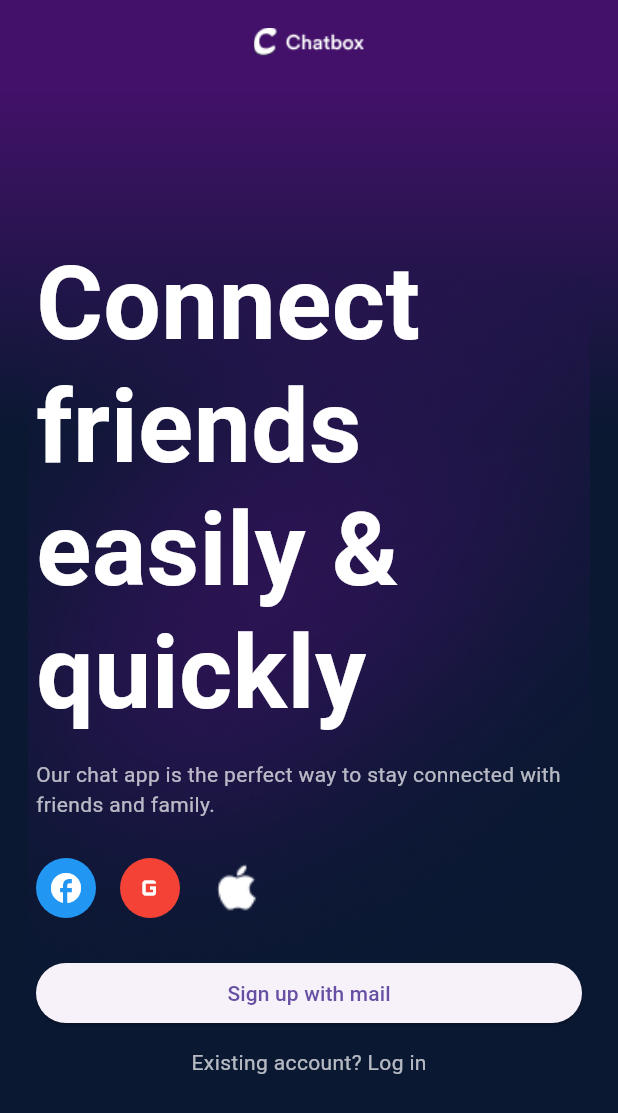
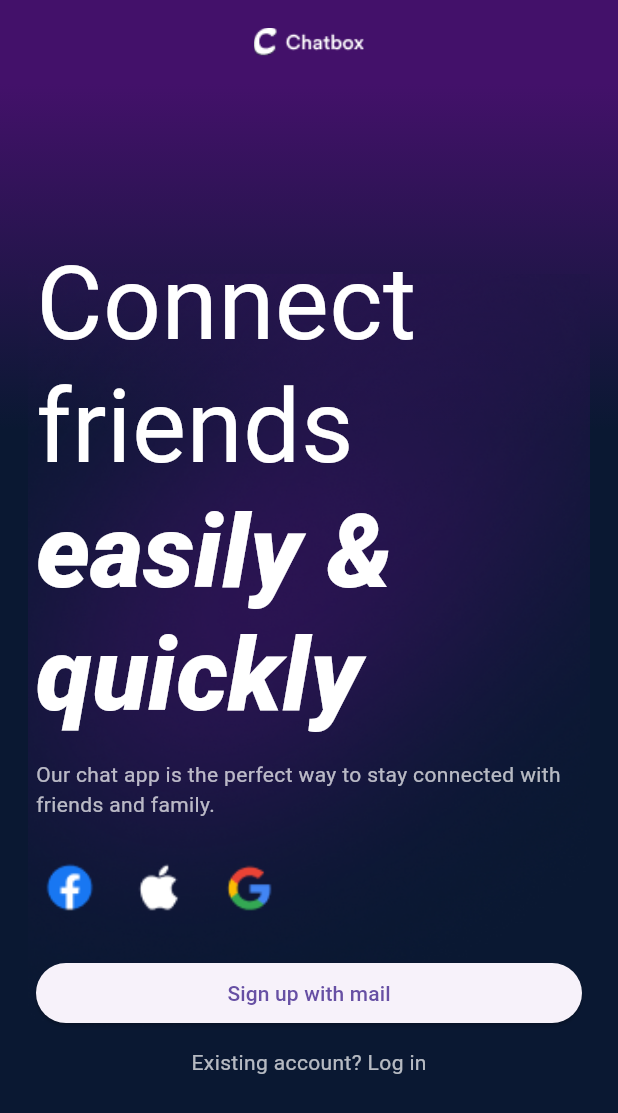
Before and after one commit to Umerjamshaid/Messaging---Chatbox-App-Design--Community-, a Flutter app: the screen it shows after launch, on a phone screen of 412 x 824 dp. Shown: the top 1113 px of the screen. Run offline on Flutter 3.47's test engine with Material 3 defaults, Android fonts, the phone set to English and light mode, and no system bars; our stand-ins replace icons_plus; Roboto replaces fonts that are missing (Helvetica, caros).

Commit message:
Enhance onboarding screen layout and text styling for better user experience

```diff
--- a/chatbox/lib/onboarding_screen.dart
+++ b/chatbox/lib/onboarding_screen.dart
@@ -50,32 +50,53 @@ class OnboardingScreen extends StatelessWidget {
                   mainAxisAlignment: MainAxisAlignment.center,
                   crossAxisAlignment: CrossAxisAlignment.start,
                   children: [
-                    const Text(
-                      'Connect friends\neasily &\nquickly',
+                    Text(
+                      'Connect friends',
                       style: TextStyle(
-                        fontFamily: 'Helvetica',
+                        fontFamily: 'caros',
                         fontSize: 68,
-                        fontWeight: FontWeight.bold,
+                        fontWeight: FontWeight.w400,
+                        fontStyle: FontStyle.normal,
                         color: Colors.white,
                         height: 1.2,
                       ),
                     ),
+                    RichText(
+                      text: TextSpan(
+                        style: TextStyle(
+                          fontFamily: 'caros',
+                          fontSize: 68,
+                          fontWeight: FontWeight.w800,
+                          fontStyle: FontStyle.italic,
+                          height: 1.2,
+                          color: Colors.white,
+                        ),
+                        children: [
+                          TextSpan(text: 'easily &\n'),
+                          TextSpan(text: 'quickly'),
+                        ],
+                      ),
+                    ),
+
                     const SizedBox(height: 16),
                     const Text(
                       'Our chat app is the perfect way to stay connected with friends and family.',
-                      style: TextStyle(color: Colors.white70, fontSize: 14),
+                      style: TextStyle(
+                        color: Colors.white70,
+                        fontSize: 14,
+                        fontWeight: FontWeight.w400, // Normal style
+                      ),
                     ),
                     const SizedBox(height: 24),
-                    Row(
+                    Center(
+                      child: Row(
                         children: const [
                           CircleAvatar(
-                          child: Icon(Icons.facebook, color: Colors.white),
-                          backgroundColor: Colors.blue,
-                        ),
-                        SizedBox(width: 16),
-                        CircleAvatar(
-                          child: Icon(Icons.g_mobiledata, color: Colors.white),
-                          backgroundColor: Colors.red,
+                            radius: 22,
+                            backgroundColor: Colors.transparent,
+                            backgroundImage: AssetImage(
+                              'assets/images/Facebook-f_Logo-Blue-Logo.wine.png',
+                            ), // Ensure you have an Apple logo image in your assets
                           ),
                           SizedBox(width: 16),
                           CircleAvatar(
@@ -85,7 +106,16 @@ class OnboardingScreen extends StatelessWidget {
                               'assets/images/Apple_on.png',
                             ), // Ensure you have an Apple logo image in your assets
                           ),
+                          SizedBox(width: 16),
+                          CircleAvatar(
+                            radius: 22,
+                            backgroundColor: Colors.transparent,
+                            backgroundImage: AssetImage(
+                              'assets/images/google-logo.png',
+                            ), // Ensure you have an Apple logo image in your assets
+                          ),
                         ],
+                      ),
                     ),
                     const SizedBox(height: 24),
                     SizedBox(
```
Also changed, not shown: chatbox/pubspec.yaml (+7 -5 lines), chatbox/assets/fonts/Caros Bold.otf (renamed from chatbox/assets/fonts/cretype  Caros Bold.otf). Lines whose indentation alone changed are shown as unchanged.
